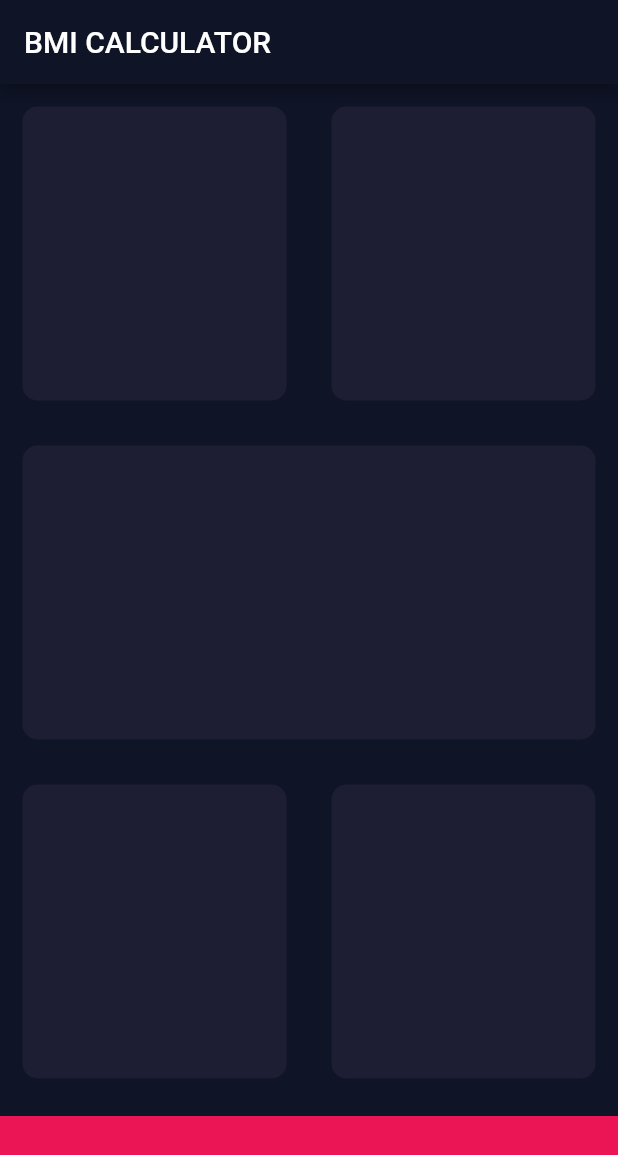
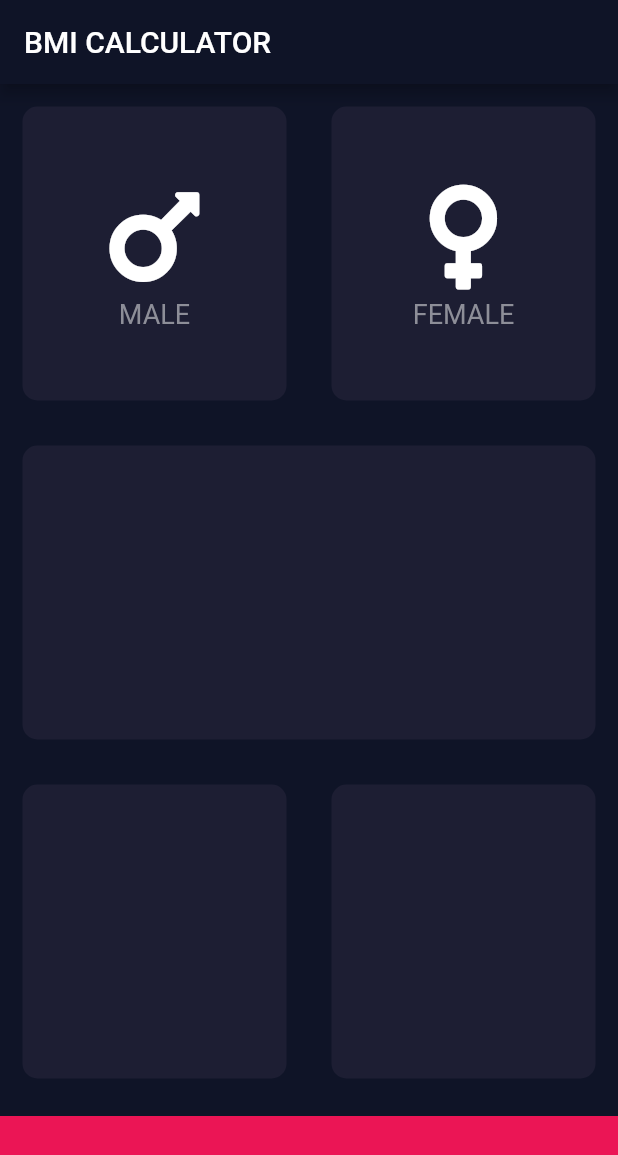
Before and after one commit to prsheth/bmi_calculator, a Flutter app: the screen it shows after launch, on a phone screen of 412 x 824 dp. Shown: the top 1155 px of the screen. Run offline on Flutter 3.47's test engine with Material 2 defaults, Android fonts, the phone set to English and light mode, and no system bars; our stand-ins replace font_awesome_flutter.

Commit message:
Further refactored code for abstraction

```diff
--- /dev/null
+++ b/lib/icon_content.dart
@@ -0,0 +1,33 @@
+import 'package:flutter/material.dart';
+
+const iconSize = 80.0;
+const fontSize = 18.0;
+
+class IconContent extends StatelessWidget {
+  IconContent({@required this.iconName, this.label});
+
+  final IconData iconName;
+  final String label;
+  @override
+  Widget build(BuildContext context) {
+    return Column(
+      mainAxisAlignment: MainAxisAlignment.center,
+      children: <Widget>[
+        Icon(
+          iconName,
+          size: iconSize,
+        ),
+        SizedBox(
+          height: 1.5,
+        ),
+        Text(
+          label,
+          style: TextStyle(
+            fontSize: fontSize,
+            color: Color(0xFF8D8E98),
+          ),
+        )
+      ],
+    );
+  }
+}
--- a/lib/input_page.dart
+++ b/lib/input_page.dart
@@ -1,4 +1,7 @@
 import 'package:flutter/material.dart';
+import 'package:font_awesome_flutter/font_awesome_flutter.dart';
+import 'resuable_card.dart';
+import 'icon_content.dart';
 
 const bottomContainerHeight = 80.0;
 const colourReusableCards = Color(0xFF1D1E33);
@@ -26,11 +29,19 @@ class _InputPageState extends State<InputPage> {
                 Expanded(
                   child: ReusableCard(
                     colour: colourReusableCards,
+                    cardChild: IconContent(
+                      iconName: FontAwesomeIcons.mars,
+                      label: 'MALE',
+                    ),
                   ),
                 ),
                 Expanded(
                   child: ReusableCard(
                     colour: colourReusableCards,
+                    cardChild: IconContent(
+                      iconName: FontAwesomeIcons.venus,
+                      label: 'FEMALE',
+                    ),
                   ),
                 ),
               ],
@@ -74,25 +85,3 @@ class _InputPageState extends State<InputPage> {
     );
   }
 }
-
-class ReusableCard extends StatelessWidget {
-  ReusableCard({@required this.colour});
-
-  final Color colour;
-  //Final makes the property immutable, as stateless widget are immutable
-  /*
-  Final vs const
-  a const is a compile time constant, for example it can be computed during compile time such as const a =4*8;
-  a final can be computed after run time, object properties should be final as it can be created whenever
-   */
-  @override
-  Widget build(BuildContext context) {
-    return Container(
-      margin: EdgeInsets.all(15.0),
-      decoration: BoxDecoration(
-        color: colour,
-        borderRadius: BorderRadius.circular(10.0),
-      ),
-    );
-  }
-}
--- /dev/null
+++ b/lib/resuable_card.dart
@@ -0,0 +1,25 @@
+import 'package:flutter/material.dart';
+
+class ReusableCard extends StatelessWidget {
+  ReusableCard({@required this.colour, this.cardChild});
+
+  final Color colour;
+  final Widget cardChild; //NOT Required property
+  //Final makes the property immutable, as stateless widget are immutable
+  /*
+  Final vs const
+  a const is a compile time constant, for example it can be computed during compile time such as const a =4*8;
+  a final can be computed after run time, object properties should be final as it can be created whenever
+   */
+  @override
+  Widget build(BuildContext context) {
+    return Container(
+      child: cardChild,
+      margin: EdgeInsets.all(15.0),
+      decoration: BoxDecoration(
+        color: colour,
+        borderRadius: BorderRadius.circular(10.0),
+      ),
+    );
+  }
+}
--- a/pubspec.yaml
+++ b/pubspec.yaml
@@ -23,6 +23,7 @@ dependencies:
   # The following adds the Cupertino Icons font to your application.
   # Use with the CupertinoIcons class for iOS style icons.
   cupertino_icons: ^0.1.2
+  font_awesome_flutter: ^8.8.1
 
 dev_dependencies:
   flutter_test:
```
Also changed, not shown: pubspec.lock.
